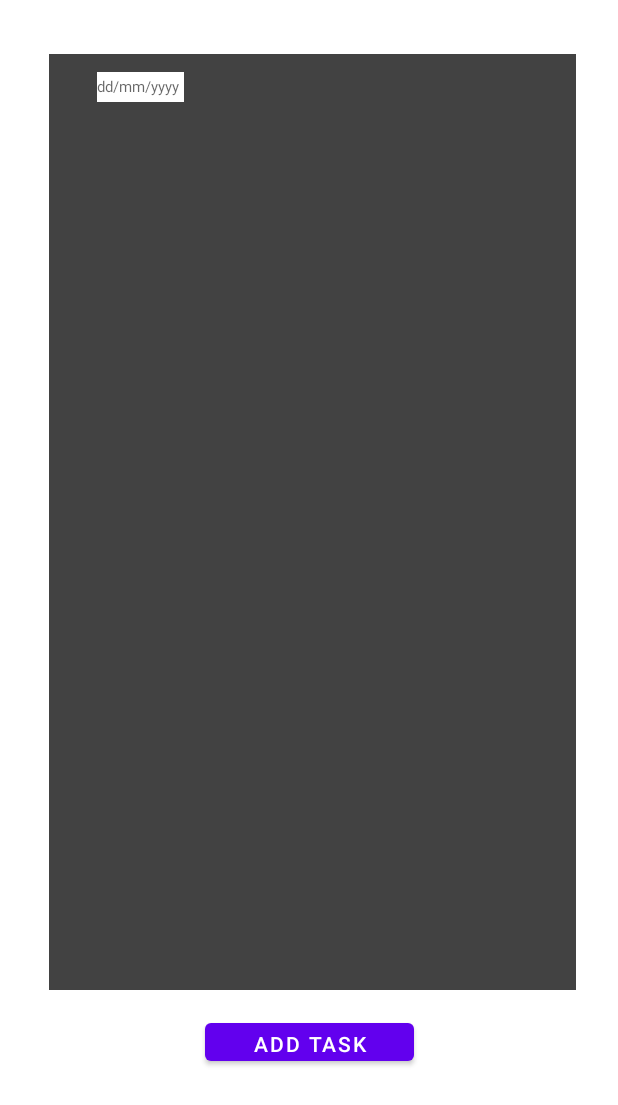
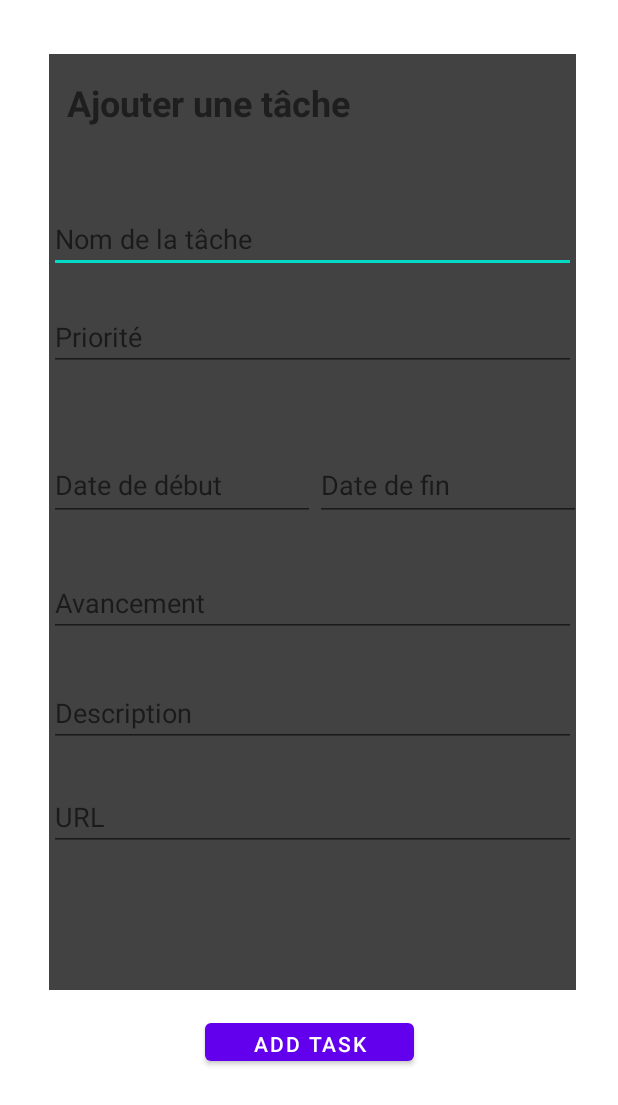
Before and after one commit to Mouaaa/ToDoList, an Android app: the layout add_task.xml on its own in the app's theme, with its tools: preview values and no code run, on a phone screen of 412 x 824 dp. Shown: the top 1105 px of the screen. Run offline under Robolectric (Android 15) with nearby library versions, the phone set to English and light mode, and no system bars.

Commit message:
Nouvelle vue

```diff
--- a/app/src/main/res/layout/add_task.xml
+++ b/app/src/main/res/layout/add_task.xml
@@ -18,23 +18,101 @@
         app:layout_constraintEnd_toEndOf="parent"
         app:layout_constraintTop_toTopOf="parent">
 
-        <EditText
-            android:inputType="none"
-            android:id="@+id/editStartDate"
-            android:layout_width="58dp"
-            android:layout_height="20dp"
-            android:layout_marginStart="32dp"
-            android:layout_marginTop="12dp"
-            android:layout_weight="1"
-            android:autofillHints="@string/hint_pick_up_date"
-            android:background="#FFFFFF"
-            android:ems="1"
-            android:focusable="false"
-            android:hint="@string/hint_pick_up_date"
-            android:textColor="@color/black"
-            android:textSize="10sp"
-            app:layout_constraintStart_toEndOf="@+id/progress"
-            app:layout_constraintTop_toBottomOf="@+id/duree" />
+
+        <androidx.constraintlayout.widget.ConstraintLayout
+            android:layout_width="match_parent"
+            android:layout_height="match_parent"
+            android:orientation="vertical"
+            tools:context=".MainActivity">
+
+
+            <TextView
+                android:id="@+id/textView"
+                android:layout_width="wrap_content"
+                android:layout_height="wrap_content"
+                android:layout_marginStart="12dp"
+                android:layout_marginTop="16dp"
+                android:text="Ajouter une tâche"
+                android:textSize="24sp"
+                android:textStyle="bold"
+                app:layout_constraintStart_toStartOf="parent"
+                app:layout_constraintTop_toTopOf="parent" />
+
+            <EditText
+                android:id="@+id/titre"
+                android:layout_width="match_parent"
+                android:layout_height="wrap_content"
+                android:layout_marginTop="52dp"
+                android:hint="Nom de la tâche"
+                android:inputType="text"
+                app:layout_constraintTop_toBottomOf="@+id/textView"
+                tools:layout_editor_absoluteX="0dp" />
+
+            <EditText
+                android:id="@+id/priority"
+                android:layout_width="match_parent"
+                android:layout_height="wrap_content"
+                android:layout_marginTop="20dp"
+                android:hint="Priorité"
+                android:inputType="text"
+                app:layout_constraintTop_toBottomOf="@+id/titre"
+                tools:layout_editor_absoluteX="0dp" />
+
+            <EditText
+                android:id="@+id/start"
+                android:layout_width="177dp"
+                android:layout_height="48dp"
+                android:layout_marginTop="52dp"
+                android:hint="Date de début"
+                android:inputType="text"
+                app:layout_constraintStart_toStartOf="parent"
+                app:layout_constraintTop_toBottomOf="@+id/priority" />
+
+            <EditText
+                android:id="@+id/end"
+                android:layout_width="177dp"
+                android:layout_height="48dp"
+                android:layout_marginTop="52dp"
+                android:hint="Date de fin"
+                android:inputType="text"
+                app:layout_constraintStart_toEndOf="@+id/start"
+                app:layout_constraintTop_toBottomOf="@+id/priority" />
+
+            <EditText
+                android:id="@+id/avancement"
+                android:layout_width="match_parent"
+                android:layout_height="wrap_content"
+                android:layout_marginTop="32dp"
+                android:hint="Avancement"
+                android:inputType="text"
+                app:layout_constraintStart_toStartOf="parent"
+                app:layout_constraintTop_toBottomOf="@+id/start" />
+
+            <EditText
+                android:id="@+id/description"
+                android:layout_width="match_parent"
+                android:layout_height="wrap_content"
+                android:layout_marginTop="28dp"
+                android:hint="Description"
+                android:inputType="textMultiLine"
+                app:layout_constraintTop_toBottomOf="@+id/avancement"
+                tools:layout_editor_absoluteX="-16dp" />
+
+            <EditText
+                android:id="@+id/url"
+                android:layout_width="match_parent"
+                android:layout_height="wrap_content"
+                android:layout_marginTop="24dp"
+                android:hint="URL"
+                android:inputType="text"
+                app:layout_constraintBottom_toBottomOf="parent"
+                app:layout_constraintTop_toBottomOf="@+id/description"
+                app:layout_constraintVertical_bias="0.0"
+                tools:layout_editor_absoluteX="0dp" />
+
+
+        </androidx.constraintlayout.widget.ConstraintLayout>
+
 
     </FrameLayout>
 
```
